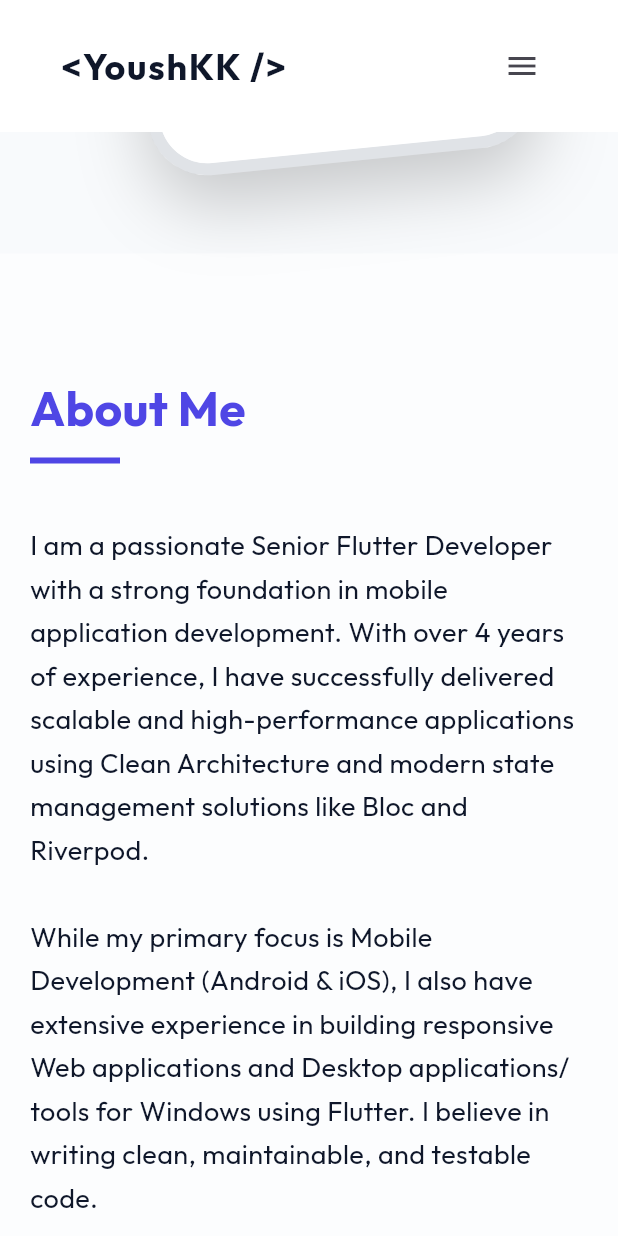
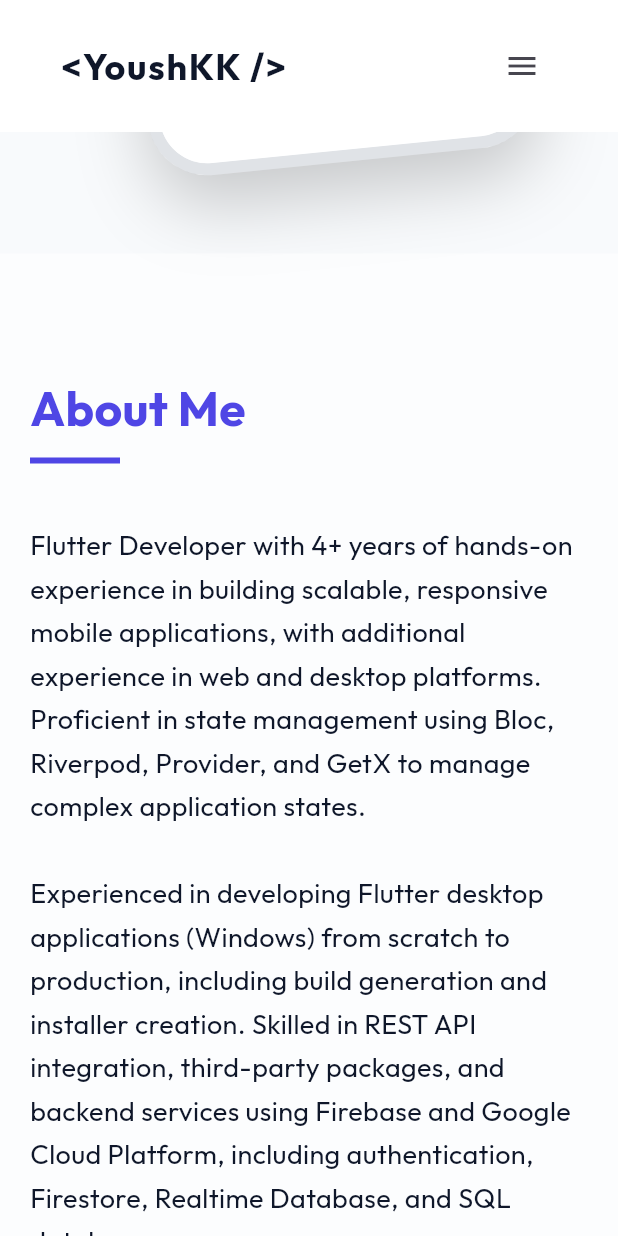
Before and after one commit to SouravSouru/souravkk-portfolio-flutter-web, a Flutter app: the screen it shows after launch, scrolled down 1152 dp, on a phone screen of 412 x 824 dp. Run offline on Flutter 3.47's test engine with Material 3 defaults, Android fonts, the phone set to English and light mode, and no system bars; our stand-ins replace flutter_bloc, font_awesome_flutter, go_router, google_fonts.

Commit message:
work experience  updated

```diff
--- a/lib/core/constants/app_constants.dart
+++ b/lib/core/constants/app_constants.dart
@@ -1,10 +1,21 @@
 class AppConstants {
-  static const String name = "Yoush KK";
+  static const String name = "Sourav KK";
   static const String role = "Mobile App Developer";
   static const String summary =
       "Specialized in crafting premium mobile experiences with Flutter. "
       "Focused on building pixel-perfect, performant Android and iOS apps with Clean Architecture. "
       "Also experienced in bringing mobile-quality UX to Web and Desktop platforms.";
+
+  static const String aboutDescription =
+      "Flutter Developer with 4+ years of hands-on experience in building scalable, responsive mobile "
+      "applications, with additional experience in web and desktop platforms. Proficient in state "
+      "management using Bloc, Riverpod, Provider, and GetX to manage complex application states.\n\n"
+      "Experienced in developing Flutter desktop applications (Windows) from scratch to production, "
+      "including build generation and installer creation. Skilled in REST API integration, third-party "
+      "packages, and backend services using Firebase and Google Cloud Platform, including "
+      "authentication, Firestore, Realtime Database, and SQL databases.\n\n"
+      "Experienced in integrating payment gateways such as Razorpay, PayTabs, and Telr. Strong focus "
+      "on clean architecture, performance optimization, and delivering high-quality user experiences.";
 
   static const String cvUrl = "#"; // Placeholder
   static const String email =
@@ -29,25 +40,41 @@ class AppConstants {
 
   static const List<ExperienceItem> experience = [
     ExperienceItem(
-      company: "Airo Global Software Inc",
+      company: "Viewy Digital Pvt.Ltd",
       role: "Senior Flutter Developer",
-      period: "2024 - Present", // Assuming reverse chronological
+      period: "2023 - Present",
       description:
-          "Leading the mobile development team, architectural planning, and code reviews.",
+          "Led end-to-end development, maintenance, and deployment of multiple applications across mobile, web, and desktop platforms.\n\n"
+          "• Developed a Flutter-based desktop application for a Laundry POS system, supporting billing, order management, and service workflows.\n"
+          "• Developed QuickAMC, an AMC (Annual Maintenance Contract) service application, along with church management applications.\n"
+          "• Delivered and maintained applications including AnyRental and Swiss Auto, supporting business and operational workflows.\n"
+          "• Implemented Clean Architecture and MVVM to improve scalability and maintainability.\n"
+          "• Utilized Bloc, Riverpod, Provider, and GetX for efficient state management.\n"
+          "• Integrated REST APIs, Firebase Authentication, and real-time databases.\n"
+          "• Implemented payment gateway integrations and optimized application performance.\n"
+          "• Followed Agile methodologies to ensure timely and high-quality releases.",
     ),
     ExperienceItem(
-      company: "Futura Technologies",
+      company: "Futura Labs Technologies",
       role: "Flutter Developer",
-      period: "2022 - 2024",
+      period: "2022 - 2023",
       description:
-          "Developed and maintained multiple cross-platform applications for diverse clients.",
+          "Worked on mobile and web application development using Flutter and Dart.\n"
+          "• Recognized as Best Performer of the Month for outstanding contribution.\n"
+          "• Created RESTful APIs in Dart using the Shelf framework.\n"
+          "• Utilized Firebase for user authentication, data storage, and Cloud Functions.\n"
+          "• Performed API integration with backend services.\n"
+          "• Mentored interns, guiding them on best practices and clean coding standards.",
     ),
     ExperienceItem(
-      company: "Digital Pvt. Ltd",
+      company: "Airo Global Software Inc",
       role: "Junior Flutter Developer",
       period: "2020 - 2022",
       description:
-          "Started journey with Flutter, contributed to UI implementation and bug fixes.",
+          "Developed and maintained mobile applications using Flutter and Dart programming language.\n"
+          "• Implemented REST API integrations and third-party libraries.\n"
+          "• Collaborated with designers to implement user interface designs.\n"
+          "• Updated existing apps, fixed bugs and added new features.",
     ),
   ];
 
--- a/lib/features/home/presentation/widgets/about_section.dart
+++ b/lib/features/home/presentation/widgets/about_section.dart
@@ -32,12 +32,7 @@ class AboutSection extends StatelessWidget {
           ),
           const SizedBox(height: 40),
           Text(
-            "I am a passionate Senior Flutter Developer with a strong foundation in mobile application development. "
-            "With over 4 years of experience, I have successfully delivered scalable and high-performance applications "
-            "using Clean Architecture and modern state management solutions like Bloc and Riverpod.\n\n"
-            "While my primary focus is Mobile Development (Android & iOS), I also have extensive experience in building "
-            "responsive Web applications and Desktop applications/tools for Windows using Flutter. "
-            "I believe in writing clean, maintainable, and testable code.",
+            AppConstants.aboutDescription,
             style: const TextStyle(fontSize: 18, height: 1.6),
           ),
         ],
--- a/lib/features/home/presentation/widgets/home_hero_section.dart
+++ b/lib/features/home/presentation/widgets/home_hero_section.dart
@@ -150,6 +150,10 @@ class _HeroTextContent extends StatelessWidget {
               _PlatformBadge(icon: Icons.android, label: "Android"),
               const SizedBox(width: 20),
               _PlatformBadge(icon: Icons.apple, label: "iOS"),
+              const SizedBox(width: 20),
+              _PlatformBadge(icon: Icons.language, label: "Web"),
+              const SizedBox(width: 20),
+              _PlatformBadge(icon: Icons.desktop_windows, label: "Desktop"),
             ],
           ),
         ),
```
